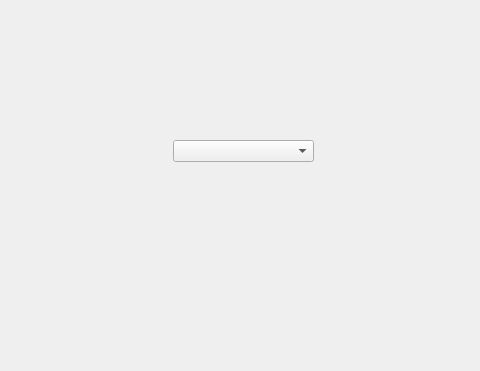
Above: mainwindow.ui from AshenMJ/test1 before the change; both pictures show x 87 to 567 and y 0 to 371 of the 800 by 600 pixel window. Below: the same form after it.
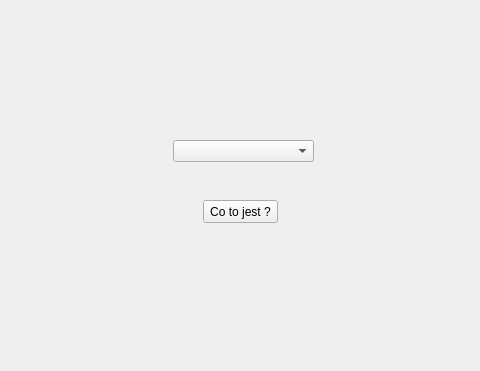
That is the form after the change.

Diff of the .ui file:
```diff
--- a/mainwindow.ui
+++ b/mainwindow.ui
@@ -27,6 +27,19 @@
      <bool>false</bool>
     </property>
    </widget>
+   <widget class="QPushButton" name="pushButton">
+    <property name="geometry">
+     <rect>
+      <x>290</x>
+      <y>200</y>
+      <width>75</width>
+      <height>23</height>
+     </rect>
+    </property>
+    <property name="text">
+     <string>Co to jest ?</string>
+    </property>
+   </widget>
   </widget>
   <widget class="QMenuBar" name="menubar">
    <property name="geometry">
```
